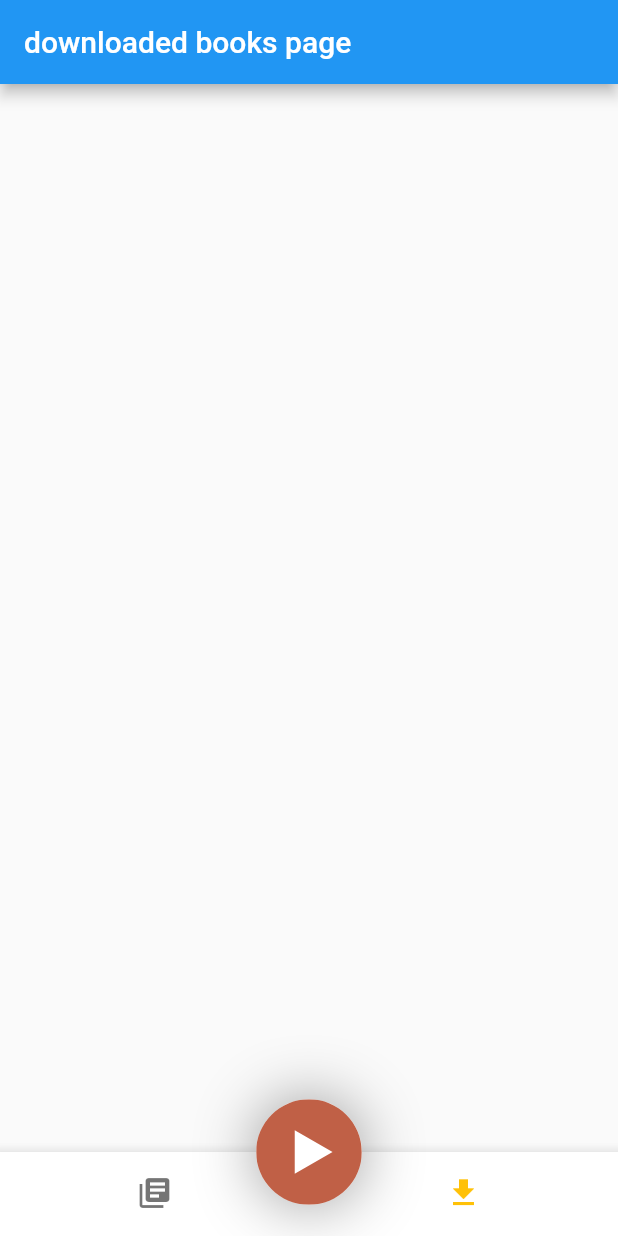
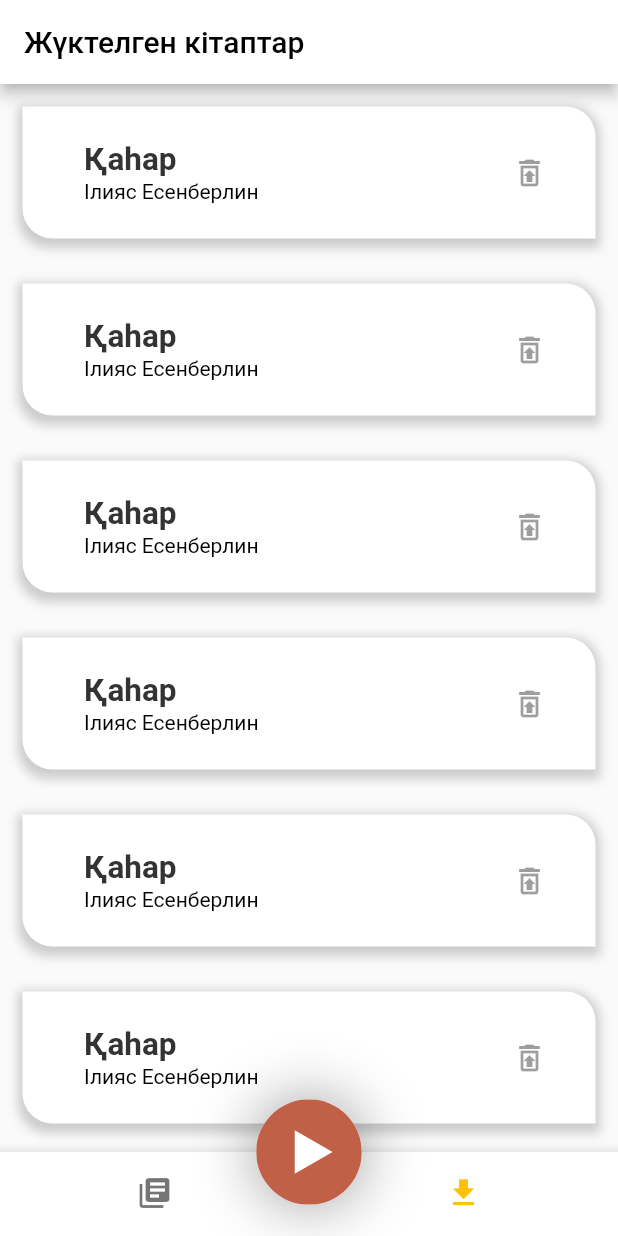
Before and after one commit to KadirbekSharau/Aiqap, a Flutter app: the screen it shows after launch, item 2 of the bottom bar chosen, on a phone screen of 412 x 824 dp. Run offline on Flutter 3.47's test engine with Material 2 defaults, Android fonts, the phone set to English and light mode, and no system bars; our stand-ins replace equatable, flutter_bloc, flutter_screenutil, flutter_svg.

Commit message:
Downloaded page update

```diff
--- a/aiqap/lib/feature/book_page/ui/page/book_page.dart
+++ b/aiqap/lib/feature/book_page/ui/page/book_page.dart
@@ -188,7 +188,7 @@ class _BookPageState extends State<BookPage> {
               EdgeInsets.symmetric(horizontal: ScreenUtil().setHeight(50.0)),
           child: Column(
             children: [
-              Text(
+              SelectableText(
                 "'Қаһар' романы – 'Көшпенділер' трилогиясының үшінші кітабы. Роман – қазақ тарихи романистикасының үздік табысы, шоқтығы биік туынды. Қазақ әдебиеті тарихында құбылыс болған ел тағдырын шыншылдықпен бейнелеген халықтық көркем шығарма. Роман авторы – Ілияс Есенберлин.",
                 style: TextStyle(
                   color: Colors.black,
--- a/aiqap/lib/feature/downloaded_books/ui/page/downloaded_books_page.dart
+++ b/aiqap/lib/feature/downloaded_books/ui/page/downloaded_books_page.dart
@@ -1,4 +1,6 @@
 import 'package:flutter/material.dart';
+import 'package:aiqap/feature/main_page/model/book.dart';
+import 'package:aiqap/feature/book_page/ui/page/book_page.dart';
 
 class DownloadedBooksPage extends StatefulWidget {
   DownloadedBooksPage({Key key}) : super(key: key);
@@ -8,12 +10,89 @@ class DownloadedBooksPage extends StatefulWidget {
 }
 
 class _DownloadedBooksPageState extends State<DownloadedBooksPage> {
+  List<Book> bookList =booksList;
+
   @override
   Widget build(BuildContext context) {
     return Scaffold(
       appBar: AppBar(
-        title: Text("downloaded books page"),
+        title: Text("Жүктелген кітаптар",
+        style: TextStyle(color: Colors.black),),
+        backgroundColor: Colors.white,
+      ),
+      body: Container(
+        child: SingleChildScrollView(
+          child: Column(
+            children: bookList.map((book) => downloadedBook()).toList(),
+          ),
+        ),
       ),
     );
   }
 }
+
+Widget downloadedBook () {
+  return InkWell(
+    child: Container(
+      margin: EdgeInsets.symmetric(vertical: 15, horizontal: 15),
+      padding: EdgeInsets.all(20),
+      decoration: BoxDecoration(
+        color: Colors.white,
+        borderRadius: BorderRadius.only(bottomLeft: Radius.circular(20), topRight: Radius.circular(20)),
+        boxShadow: [
+          BoxShadow(
+            color: Colors.grey.withOpacity(0.5),
+            spreadRadius: 3,
+            blurRadius: 5,
+            offset: Offset(0, 3), // changes position of shadow
+          ),
+        ],
+      ),
+      child: Row(
+        children: <Widget>[
+          // Icon(
+          //   Icons.folder,
+          //   color: Colors.white,
+          // ),
+          SizedBox(
+            width: 21,
+          ),
+          Expanded(
+            child: Column(
+              crossAxisAlignment:
+              CrossAxisAlignment.start,
+              children: <Widget>[
+                RichText(
+                  text: TextSpan(
+                    children: [
+                      TextSpan(
+                        text: "Қаһар",
+                        style: TextStyle(
+                            color: Color(0xff333333),
+                            fontWeight: FontWeight.bold,
+                            fontSize: 21),
+                      ),
+                    ],
+                  ),
+                ),
+                Text(
+                  "Ілияс Есенберлин",
+                  style: TextStyle(color: Colors.black),
+                  softWrap: false,
+                  overflow: TextOverflow.fade,
+                )
+              ],
+            ),
+          ),
+          IconButton(icon: Icon(Icons.restore_from_trash_outlined),)
+        ],
+      ),
+
+    ),
+    onTap: () {},
+  );
+}
+
+
+
+// Define a corresponding State class.
```
